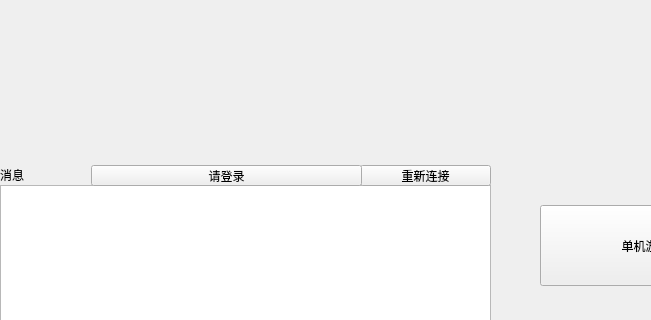
Before: the Qt Designer form src/MyGame/start_window.ui in scutll/Cpp_project_sgame, drawn with Qt 5; both pictures show x 0 to 651 and y 215 to 535 of the 783 by 652 pixel window.
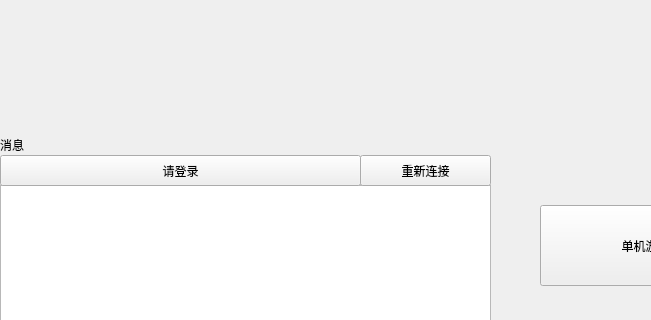
After: the same form once the commit is applied.

Patch:
```diff
--- a/src/MyGame/start_window.ui
+++ b/src/MyGame/start_window.ui
@@ -53,7 +53,7 @@
    <property name="geometry">
     <rect>
      <x>0</x>
-     <y>380</y>
+     <y>350</y>
      <width>69</width>
      <height>19</height>
     </rect>
@@ -89,9 +89,9 @@
    <property name="geometry">
     <rect>
      <x>360</x>
-     <y>380</y>
+     <y>370</y>
      <width>131</width>
-     <height>21</height>
+     <height>31</height>
     </rect>
    </property>
    <property name="text">
@@ -101,10 +101,10 @@
   <widget class="QPushButton" name="LoginBtn">
    <property name="geometry">
     <rect>
-     <x>91</x>
-     <y>380</y>
-     <width>271</width>
-     <height>21</height>
+     <x>0</x>
+     <y>370</y>
+     <width>361</width>
+     <height>31</height>
     </rect>
    </property>
    <property name="text">
```
Left out of the diff: 9 changed lines with no effect on the pictures.
